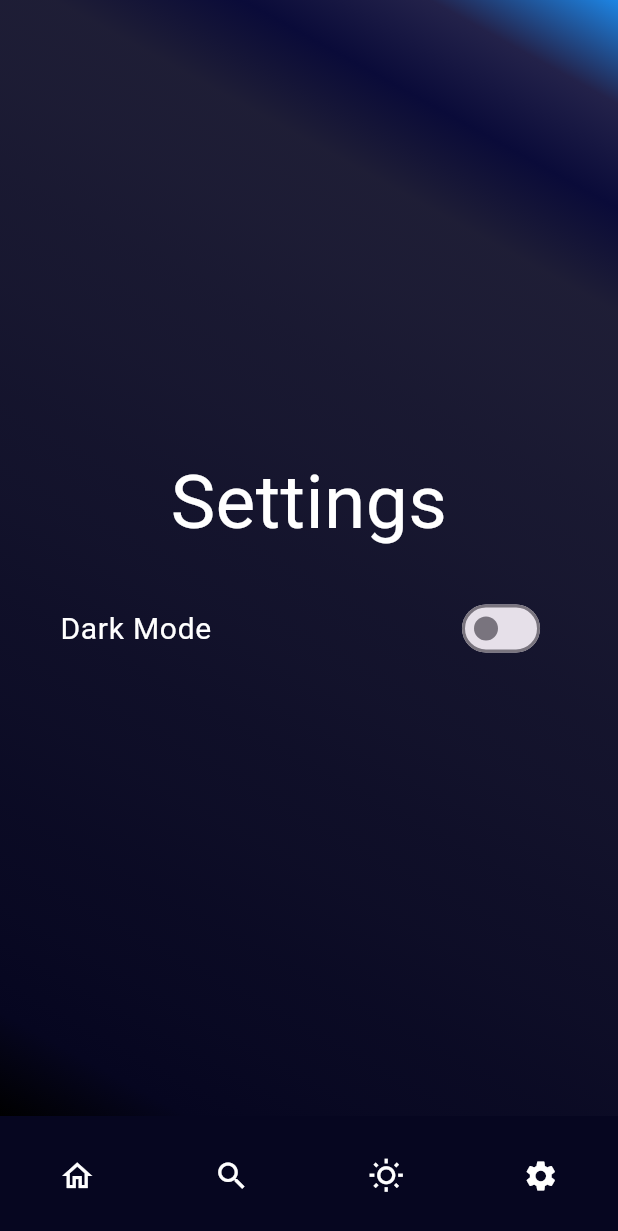
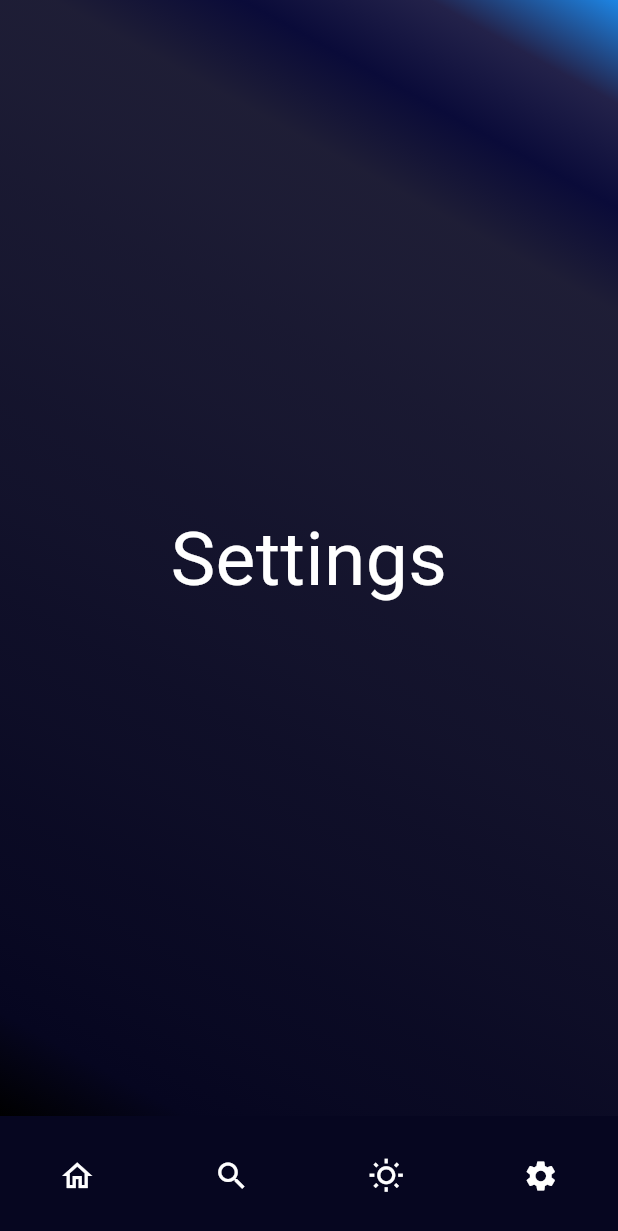
Before and after one commit to tinhlv44/LeVaTiWeatherApp, a Flutter app: the screen it shows after launch, item 4 of the bottom bar chosen, on a phone screen of 412 x 824 dp. Shown: the top 1231 px of the screen. Run offline on Flutter 3.47's test engine with Material 3 defaults, Android fonts, the light colour scheme and no system bars; our stand-ins replace dio, flutter_riverpod, geolocator, jiffy; network calls fail.

Commit message:
Revert "setting/darkmode"

```diff
--- a/lib/main.dart
+++ b/lib/main.dart
@@ -2,7 +2,6 @@ import 'package:flutter/material.dart';
 import 'package:flutter_riverpod/flutter_riverpod.dart';
 
 import '/screens/home_screen.dart';
-import 'providers/theme_provider.dart';
 
 void main() {
   runApp(
@@ -12,17 +11,14 @@ void main() {
   );
 }
 
-class MyApp extends ConsumerWidget {
+class MyApp extends StatelessWidget {
   const MyApp({super.key});
 
   @override
-  Widget build(BuildContext context, WidgetRef ref) {
-    final themeMode = ref.watch(themeModeProvider);
+  Widget build(BuildContext context) {
     return MaterialApp(
       debugShowCheckedModeBanner: false,
       title: 'Weather App Demo',
-      themeMode: themeMode,
-      darkTheme: ThemeData.dark(),
       theme: ThemeData(
         primarySwatch: Colors.blue,
       ),
--- a/lib/providers/theme_provider.dart
+++ /dev/null
@@ -1,14 +0,0 @@
-import 'package:flutter/material.dart';
-import 'package:flutter_riverpod/flutter_riverpod.dart';
-
-final themeModeProvider = StateNotifierProvider<ThemeModeNotifier, ThemeMode>(
-  (ref) => ThemeModeNotifier(),
-);
-
-class ThemeModeNotifier extends StateNotifier<ThemeMode> {
-  ThemeModeNotifier() : super(ThemeMode.light);
-
-  void toggleTheme(bool isDarkMode) {
-    state = isDarkMode ? ThemeMode.dark : ThemeMode.light;
-  }
-}
--- a/lib/screens/settings_screen.dart
+++ b/lib/screens/settings_screen.dart
@@ -1,26 +1,19 @@
 import 'package:flutter/material.dart';
-import 'package:flutter_riverpod/flutter_riverpod.dart';
 
-import '/providers/theme_provider.dart';
 import '/views/gradient_container.dart';
 
-class SettingsScreen extends ConsumerWidget {
+class SettingsScreen extends StatelessWidget {
   const SettingsScreen({super.key});
 
   @override
-  Widget build(BuildContext context, WidgetRef ref) {
-    final themeMode = ref.watch(themeModeProvider);
-    final isDarkMode = themeMode == ThemeMode.dark;
-
+  Widget build(BuildContext context) {
     return GradientContainer(
       children: [
         SizedBox(
           height: MediaQuery.of(context).size.height - 150,
           width: double.infinity,
-          child: Column(
-            mainAxisAlignment: MainAxisAlignment.center,
-            children: [
-              const Text(
+          child: const Center(
+            child: Text(
               'Settings',
               style: TextStyle(
                 fontSize: 50,
@@ -28,18 +21,6 @@ class SettingsScreen extends ConsumerWidget {
               ),
               textAlign: TextAlign.center,
             ),
-              const SizedBox(height: 20),
-              SwitchListTile(
-                title: const Text(
-                  'Dark Mode',
-                  style: TextStyle(color: Colors.white, fontSize: 20),
-                ),
-                value: isDarkMode,
-                onChanged: (value) {
-                  ref.read(themeModeProvider.notifier).toggleTheme(value);
-                },
-              ),
-            ],
           ),
         ),
       ],
```
Lines whose indentation alone changed are shown as unchanged.
